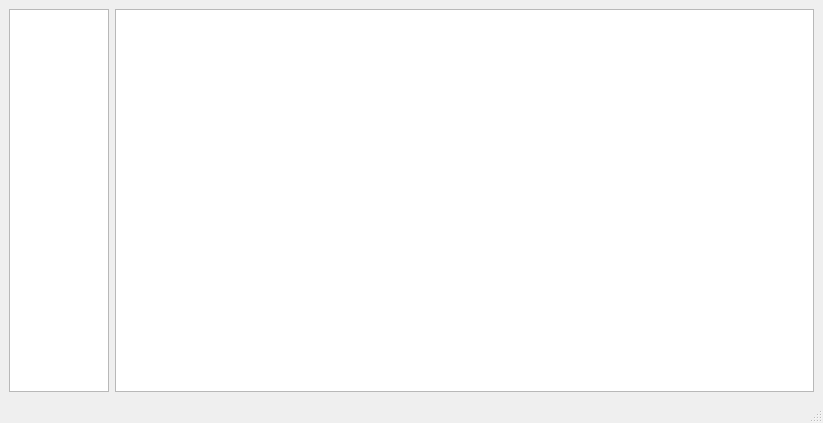
aks-arise1600/Network_qt, file mainwindow.ui: the form before one commit.
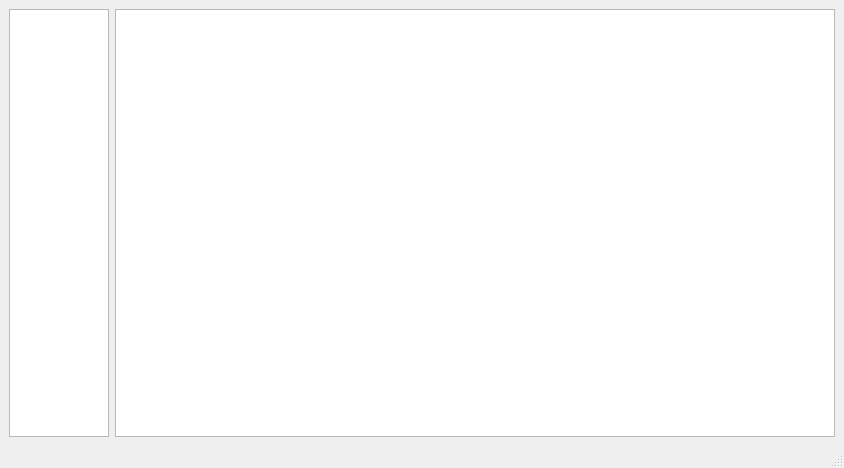
The form after the commit.

Patch:
```diff
--- a/mainwindow.ui
+++ b/mainwindow.ui
@@ -6,8 +6,8 @@
    <rect>
     <x>0</x>
     <y>0</y>
-    <width>823</width>
-    <height>423</height>
+    <width>844</width>
+    <height>468</height>
    </rect>
   </property>
   <property name="windowTitle">
@@ -23,10 +23,26 @@
         <height>16777215</height>
        </size>
       </property>
+      <property name="editTriggers">
+       <set>QAbstractItemView::NoEditTriggers</set>
+      </property>
+      <property name="alternatingRowColors">
+       <bool>true</bool>
+      </property>
      </widget>
     </item>
     <item>
-     <widget class="QPlainTextEdit" name="plainTextEdit"/>
+     <widget class="QTableWidget" name="tableWidget">
+      <property name="editTriggers">
+       <set>QAbstractItemView::NoEditTriggers</set>
+      </property>
+      <property name="alternatingRowColors">
+       <bool>true</bool>
+      </property>
+      <attribute name="horizontalHeaderVisible">
+       <bool>false</bool>
+      </attribute>
+     </widget>
     </item>
    </layout>
   </widget>
```
Left out of the diff: 2 changed lines with no effect on the pictures.
